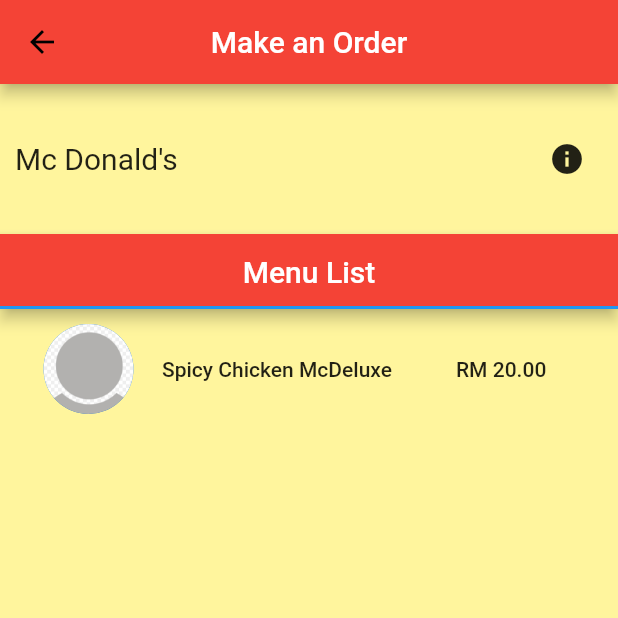
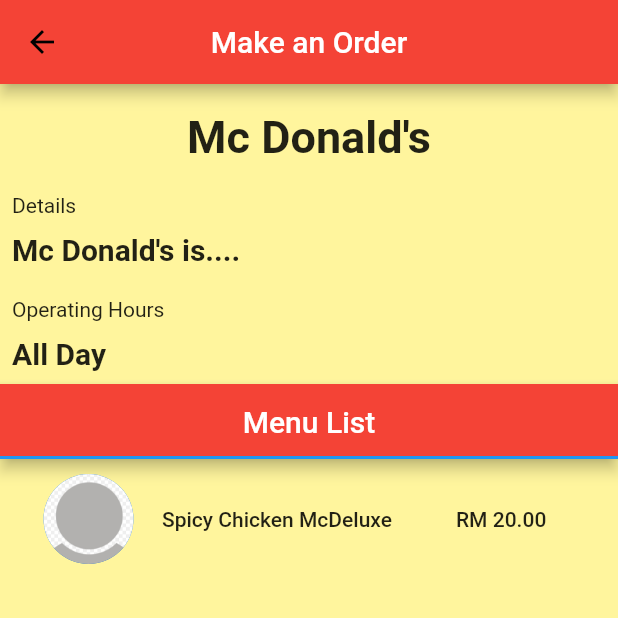
Before and after one commit to wenjie-1997/GoBites, a Flutter app: the CustMenuPage screen opened by its route, on a phone screen of 412 x 824 dp, the top half of it. Run offline on Flutter 3.47's test engine with Material 2 defaults, Android fonts, the phone set to English and light mode, and no system bars; our stand-ins replace date_format, flutter_spinkit; accounts and stored records are empty.

Commit message:
change layout of custMenupage

```diff
--- a/demo/lib/pages/custMenupage.dart
+++ b/demo/lib/pages/custMenupage.dart
@@ -34,29 +34,104 @@
         body: Column(
           children: <Widget>[
             SizedBox(
-                height: 100.0,
-                child: Row(
-                  crossAxisAlignment: CrossAxisAlignment.center,
-                  children: <Widget>[
-                    Expanded(
-                      child: Container(
-                        padding: EdgeInsets.all(10.0),
+                height: 200.0,
+                child: Padding(
+                  padding: const EdgeInsets.all(8.0),
+                  child: ListView(
+                    //crossAxisAlignment: CrossAxisAlignment.center,
+                    children: <Widget>[
+                      SizedBox(
+                        height: 10.0,
+                      ),
+                      Center(
                         child: Text(
                           'Mc Donald\'s',
                           style: TextStyle(
-                            fontSize: 20.0,
+                            fontSize: 30.0,
+                            fontWeight: FontWeight.bold,
                           ),
                         ),
                       ),
-                    ),
-                    Container(
-                      padding: EdgeInsets.all(10.0),
-                      child: IconButton(
-                        icon: Icon(Icons.info),
-                        onPressed: _showRestaurantDetail,
+                      SizedBox(
+                        height: 20.0,
                       ),
-                    ),
-                  ],
+                      Text(
+                        'Details',
+                      ),
+                      SizedBox(
+                        height: 10.0,
+                      ),
+                      Text(
+                        'Mc Donald\'s is....',
+                        style: TextStyle(
+                          fontSize: 20.0,
+                          fontWeight: FontWeight.bold,
+                        ),
+                      ),
+                      SizedBox(
+                        height: 20.0,
+                      ),
+                      Text(
+                        'Operating Hours',
+                      ),
+                      SizedBox(
+                        height: 10.0,
+                      ),
+                      Text(
+                        'All Day',
+                        style: TextStyle(
+                          fontSize: 20.0,
+                          fontWeight: FontWeight.bold,
+                        ),
+                      ),
+                      SizedBox(
+                        height: 5.0,
+                      ),
+                      Text(
+                        '9am to 9pm',
+                        style: TextStyle(
+                          fontSize: 20.0,
+                          fontWeight: FontWeight.bold,
+                        ),
+                      ),
+                      SizedBox(
+                        height: 20.0,
+                      ),
+                      Text(
+                        'Contact Us',
+                      ),
+                      SizedBox(
+                        height: 10.0,
+                      ),
+                      Row(
+                        children: <Widget>[
+                          Icon(Icons.phone),
+                          Text(
+                            '0X-XXXXXXX',
+                            style: TextStyle(
+                              fontSize: 20.0,
+                              fontWeight: FontWeight.bold,
+                            ),
+                          ),
+                        ],
+                      ),
+                      SizedBox(
+                        height: 20.0,
+                      ),
+                      Row(
+                        children: <Widget>[
+                          Icon(Icons.email),
+                          Text(
+                            'XXXXXX@XXX.com',
+                            style: TextStyle(
+                              fontSize: 20.0,
+                              fontWeight: FontWeight.bold,
+                            ),
+                          ),
+                        ],
+                      ),
+                    ],
+                  ),
                 )),
             SizedBox(
               height: 50.0,
@@ -152,7 +227,7 @@
     );
   }
 
-  _showRestaurantDetail() {
+  /*_showRestaurantDetail() {
     showDialog(
         context: context,
         builder: (_) => new AlertDialog(
@@ -271,5 +346,5 @@
                 )
               ],
             ));
-  }
+  }*/
 }
```
Also changed, not shown: package-lock.json (added).
